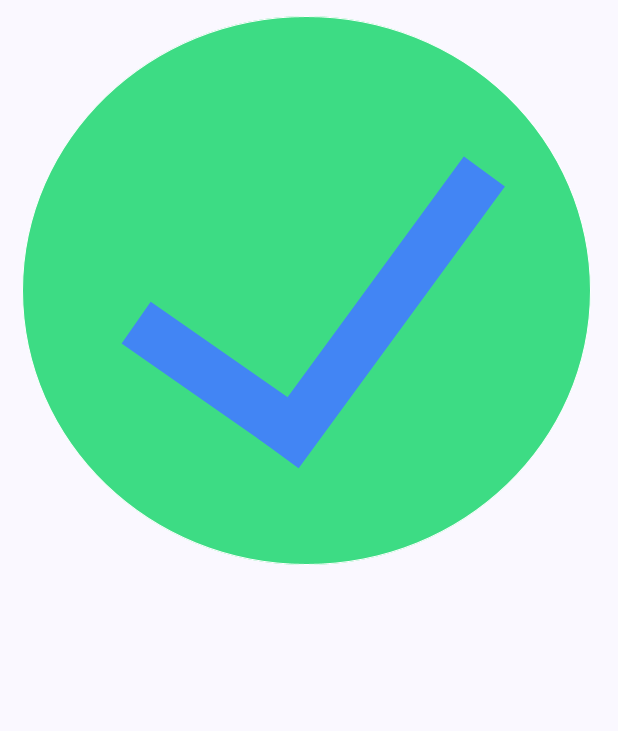
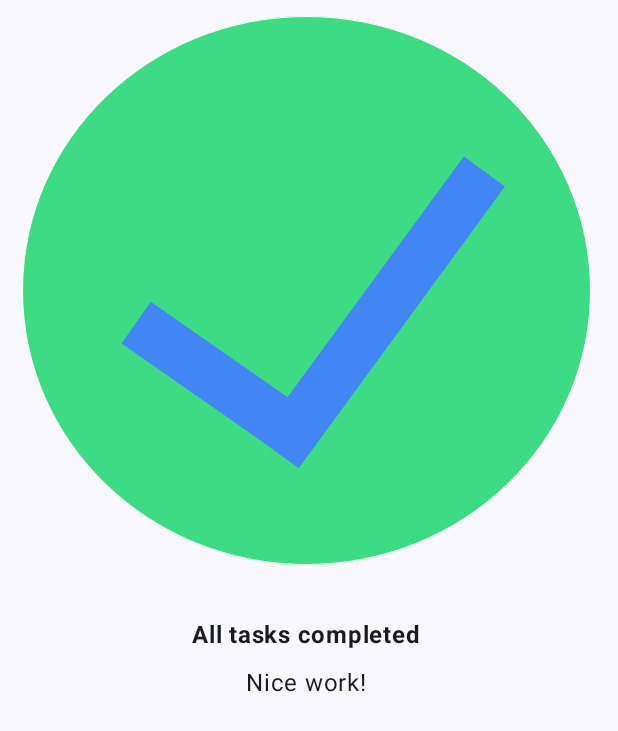
Before and after one commit to JeromeBenedetti/TaskCompleteTraining, an Android app built with Jetpack Compose: the screen it shows after launch (MainActivity), on a phone screen of 412 x 824 dp. Shown: the top 731 px of the screen. Run offline under Robolectric (Android 15) with nearby library versions, the phone set to English and light mode, and no system bars.

Commit message:
feat: add text

```diff
--- a/app/src/main/java/com/example/taskcompletetraining/MainActivity.kt
+++ b/app/src/main/java/com/example/taskcompletetraining/MainActivity.kt
@@ -9,10 +9,16 @@ import androidx.compose.foundation.layout.Column
 import androidx.compose.foundation.layout.fillMaxSize
 import androidx.compose.foundation.layout.padding
 import androidx.compose.material3.Scaffold
+import androidx.compose.material3.Text
 import androidx.compose.runtime.Composable
+import androidx.compose.ui.Alignment
 import androidx.compose.ui.Modifier
 import androidx.compose.ui.res.painterResource
+import androidx.compose.ui.res.stringResource
+import androidx.compose.ui.text.font.FontWeight
 import androidx.compose.ui.tooling.preview.Preview
+import androidx.compose.ui.unit.dp
+import androidx.compose.ui.unit.sp
 import com.example.taskcompletetraining.ui.theme.TaskCompleteTrainingTheme
 
 class MainActivity : ComponentActivity() {
@@ -34,10 +40,19 @@ fun TaskCompleteLogo(modifier: Modifier = Modifier) {
     Column {
         val logo = painterResource(R.drawable.ic_task_completed)
 
-        Column {
+        Column(horizontalAlignment = Alignment.CenterHorizontally) {
             Image(
                 painter = logo,
                 contentDescription = null,
+            )
+            Text(
+                text = stringResource(R.string.all_tasks_completed),
+                fontWeight = FontWeight.Bold,
+                modifier = Modifier.padding(top = 24.dp, bottom = 8.dp),
+            )
+            Text(
+                text = stringResource(R.string.nice_work),
+                fontSize = 16.sp,
             )
         }
     }
--- a/app/src/main/res/values/strings.xml
+++ b/app/src/main/res/values/strings.xml
@@ -1,3 +1,5 @@
 <resources>
     <string name="app_name">TaskCompleteTraining</string>
+    <string name="all_tasks_completed">All tasks completed</string>
+    <string name="nice_work">Nice work!</string>
 </resources>
```
